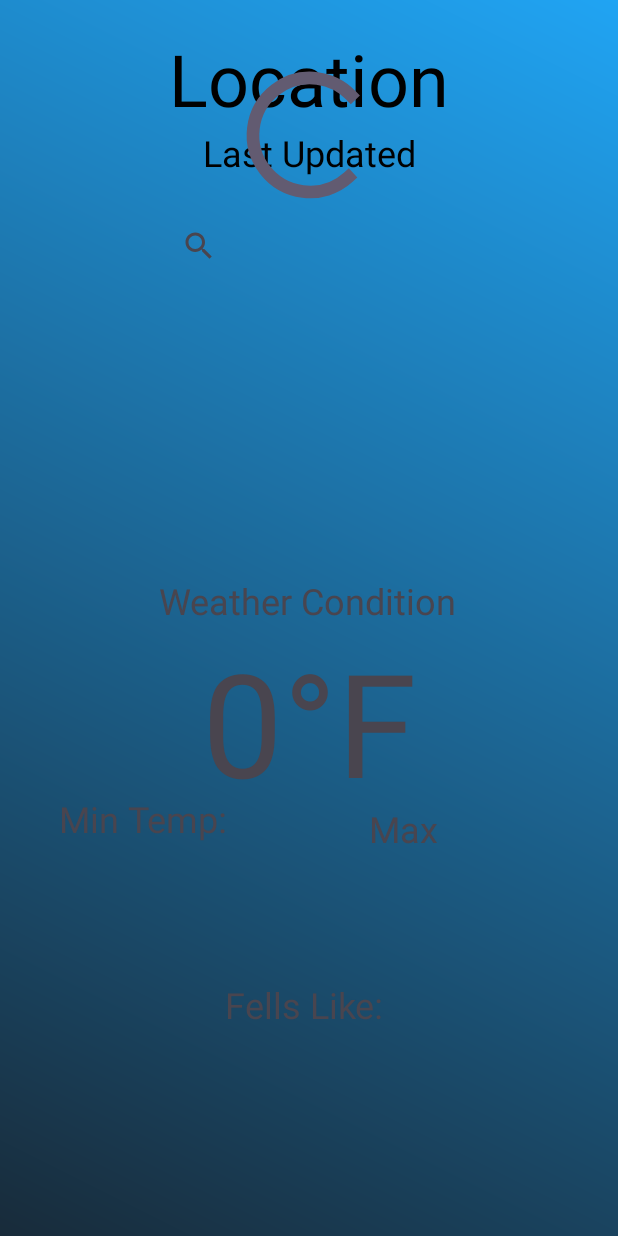
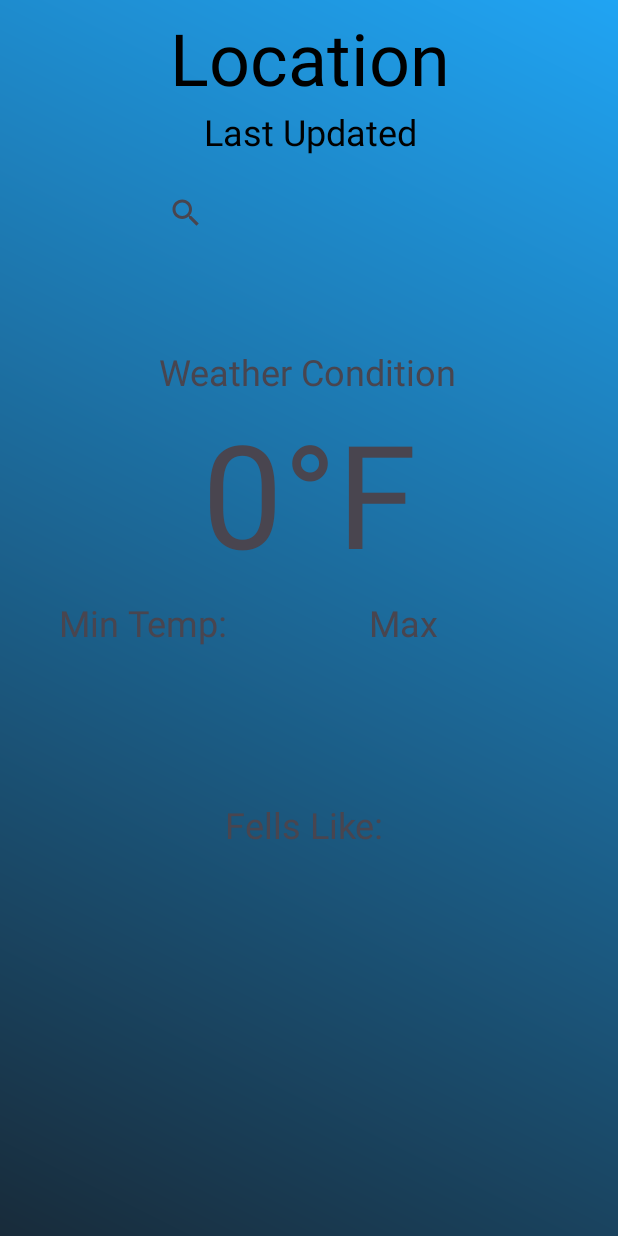
Before and after one commit to malabudi/Projecct4-CIS436, an Android app: the screen it shows after launch (MainActivity), on a phone screen of 412 x 824 dp. Run offline under Robolectric (Android 15) with nearby library versions, the phone set to English and light mode, and no system bars; our stand-ins replace Volley.

Commit message:
updated progress bar

```diff
--- a/app/src/main/java/com/weather/project4/LocationFragment.kt
+++ b/app/src/main/java/com/weather/project4/LocationFragment.kt
@@ -41,12 +41,12 @@ class LocationFragment : Fragment() {
     ): View? {
         _binding = FragmentLocationBinding.inflate(inflater, container, false)
         return binding.root
-
     }
 
     override fun onViewCreated(view: View, savedInstanceState: Bundle?) {
         super.onViewCreated(view, savedInstanceState)
         viewModel = ViewModelProvider(this).get(WeatherViewModel::class.java)
+        binding.progressBar.visibility = View.INVISIBLE
 
         binding.SearchView.setOnQueryTextListener(object : SearchView.OnQueryTextListener {
             override fun onQueryTextSubmit(query: String?): Boolean {
--- a/app/src/main/java/com/weather/project4/MainActivity.kt
+++ b/app/src/main/java/com/weather/project4/MainActivity.kt
@@ -2,6 +2,7 @@ package com.weather.project4
 
 import android.os.Bundle
 import android.util.Log
+import android.view.View
 import androidx.appcompat.app.AppCompatActivity
 import com.weather.project4.databinding.ActivityMainBinding
 
@@ -14,8 +15,8 @@ class MainActivity : AppCompatActivity(), LocationFragment.OnWeatherUpdatedListe
 
         binding = ActivityMainBinding.inflate(layoutInflater)
         setContentView(binding.root)
+    }
 
-    }
     override fun onWeatherUpdated(data: WeatherData) {
         val dataFragment = supportFragmentManager.findFragmentById(R.id.dataFragment) as? DataFragment
         Log.i("Weather API Weatherdata", data.toString())
--- a/app/src/main/res/layout/activity_main.xml
+++ b/app/src/main/res/layout/activity_main.xml
@@ -11,13 +11,14 @@
     <androidx.fragment.app.FragmentContainerView
         android:id="@+id/locationFragment"
         android:name="com.weather.project4.LocationFragment"
-        android:layout_width="370dp"
-        android:layout_height="186dp"
+        android:layout_width="410dp"
+        android:layout_height="208dp"
         app:layout_constraintBottom_toBottomOf="parent"
         app:layout_constraintEnd_toEndOf="parent"
+        app:layout_constraintHorizontal_bias="1.0"
         app:layout_constraintStart_toStartOf="parent"
         app:layout_constraintTop_toTopOf="parent"
-        app:layout_constraintVertical_bias="0.023" />
+        app:layout_constraintVertical_bias="0.0" />
 
     <androidx.fragment.app.FragmentContainerView
         android:id="@+id/dataFragment"
--- a/app/src/main/res/layout/fragment_data.xml
+++ b/app/src/main/res/layout/fragment_data.xml
@@ -11,12 +11,51 @@
         android:id="@+id/temperature"
         android:layout_width="wrap_content"
         android:layout_height="wrap_content"
-        android:layout_marginTop="216dp"
+        android:layout_marginTop="56dp"
         android:text="0°F"
         android:textSize="96sp"
         app:layout_constraintEnd_toEndOf="parent"
         app:layout_constraintStart_toStartOf="parent"
         app:layout_constraintTop_toTopOf="parent" />
+
+    <TextView
+        android:id="@+id/feelsLike"
+        android:layout_width="wrap_content"
+        android:layout_height="wrap_content"
+        android:layout_marginTop="108dp"
+        android:text="Fells Like: "
+        android:textSize="24sp"
+        app:layout_constraintBottom_toBottomOf="parent"
+        app:layout_constraintEnd_toEndOf="parent"
+        app:layout_constraintStart_toStartOf="parent"
+        app:layout_constraintTop_toBottomOf="@+id/temperature"
+        app:layout_constraintVertical_bias="0.113" />
+
+    <TextView
+        android:id="@+id/minTemp"
+        android:layout_width="118dp"
+        android:layout_height="32dp"
+        android:text="Min Temp: "
+        android:textSize="24sp"
+        app:layout_constraintBottom_toBottomOf="parent"
+        app:layout_constraintEnd_toEndOf="parent"
+        app:layout_constraintHorizontal_bias="0.133"
+        app:layout_constraintStart_toStartOf="parent"
+        app:layout_constraintTop_toTopOf="parent"
+        app:layout_constraintVertical_bias="0.327" />
+
+    <TextView
+        android:id="@+id/maxTemp"
+        android:layout_width="118dp"
+        android:layout_height="34dp"
+        android:text="Max Temp: "
+        android:textSize="24sp"
+        app:layout_constraintBottom_toBottomOf="parent"
+        app:layout_constraintEnd_toEndOf="parent"
+        app:layout_constraintHorizontal_bias="0.836"
+        app:layout_constraintStart_toStartOf="parent"
+        app:layout_constraintTop_toTopOf="parent"
+        app:layout_constraintVertical_bias="0.328" />
 
     <TextView
         android:id="@+id/description"
@@ -31,44 +70,4 @@
         app:layout_constraintTop_toTopOf="parent"
         app:layout_constraintVertical_bias="1.0" />
 
-    <TextView
-        android:id="@+id/maxTemp"
-        android:layout_width="118dp"
-        android:layout_height="34dp"
-        android:layout_marginBottom="264dp"
-        android:text="Max Temp: "
-        android:textSize="24sp"
-        app:layout_constraintBottom_toBottomOf="parent"
-        app:layout_constraintEnd_toEndOf="parent"
-        app:layout_constraintHorizontal_bias="0.836"
-        app:layout_constraintStart_toStartOf="parent"
-        app:layout_constraintTop_toBottomOf="@+id/temperature"
-        app:layout_constraintVertical_bias="0.505" />
-
-    <TextView
-        android:id="@+id/feelsLike"
-        android:layout_width="wrap_content"
-        android:layout_height="wrap_content"
-        android:layout_marginTop="108dp"
-        android:text="Fells Like: "
-        android:textSize="24sp"
-        app:layout_constraintBottom_toBottomOf="parent"
-        app:layout_constraintEnd_toEndOf="parent"
-        app:layout_constraintStart_toStartOf="parent"
-        app:layout_constraintTop_toBottomOf="@+id/temperature"
-        app:layout_constraintVertical_bias="0.0" />
-
-    <TextView
-        android:id="@+id/minTemp"
-        android:layout_width="118dp"
-        android:layout_height="32dp"
-        android:text="Min Temp: "
-        android:textSize="24sp"
-        app:layout_constraintBottom_toBottomOf="parent"
-        app:layout_constraintEnd_toEndOf="parent"
-        app:layout_constraintHorizontal_bias="0.133"
-        app:layout_constraintStart_toStartOf="parent"
-        app:layout_constraintTop_toTopOf="parent"
-        app:layout_constraintVertical_bias="0.556" />
-
 </androidx.constraintlayout.widget.ConstraintLayout>
--- a/app/src/main/res/layout/fragment_location.xml
+++ b/app/src/main/res/layout/fragment_location.xml
@@ -36,24 +36,26 @@
     <ProgressBar
         android:id="@+id/progressBar"
         style="?android:attr/progressBarStyle"
-        android:layout_width="101dp"
-        android:layout_height="117dp"
+        android:layout_width="48dp"
+        android:layout_height="45dp"
         android:indeterminateBehavior="repeat"
+        android:indeterminateTint="#FF5722"
         app:layout_constraintBottom_toBottomOf="parent"
         app:layout_constraintEnd_toEndOf="parent"
+        app:layout_constraintHorizontal_bias="0.498"
         app:layout_constraintStart_toStartOf="parent"
-        app:layout_constraintTop_toTopOf="parent"
-        app:layout_constraintVertical_bias="0.242" />
+        app:layout_constraintTop_toBottomOf="@+id/SearchView"
+        app:layout_constraintVertical_bias="0.728" />
 
     <SearchView
         android:id="@+id/SearchView"
-        android:layout_width="194dp"
-        android:layout_height="28dp"
+        android:layout_width="215dp"
+        android:layout_height="49dp"
         app:layout_constraintBottom_toBottomOf="parent"
         app:layout_constraintEnd_toEndOf="parent"
-        app:layout_constraintHorizontal_bias="0.497"
+        app:layout_constraintHorizontal_bias="0.505"
         app:layout_constraintStart_toStartOf="parent"
-        app:layout_constraintTop_toBottomOf="@+id/progressBar"
-        app:layout_constraintVertical_bias="0.068" />
+        app:layout_constraintTop_toBottomOf="@+id/tvLastUpdated"
+        app:layout_constraintVertical_bias="0.242" />
 
 </androidx.constraintlayout.widget.ConstraintLayout>
```
